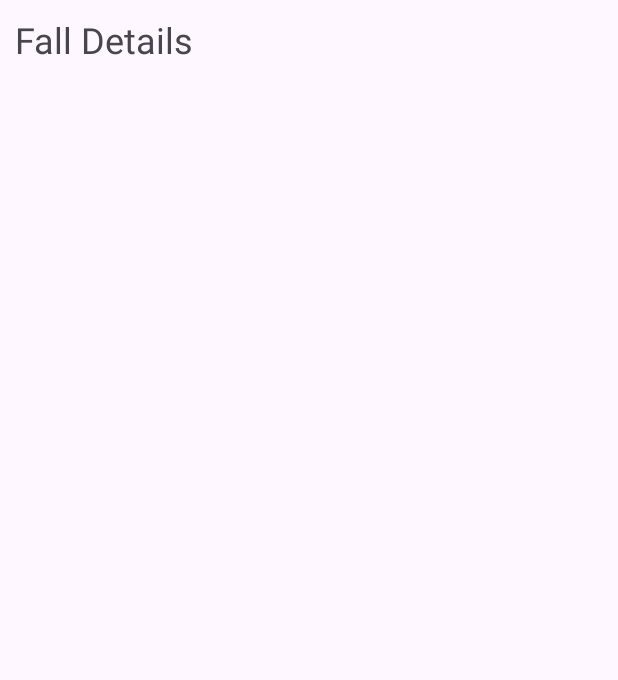
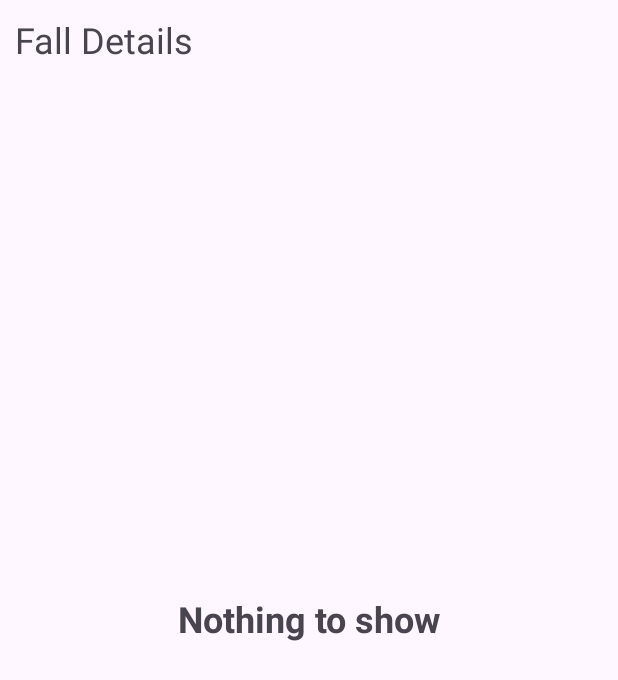
Before and after one commit to zeeshantaj/Fall_Shake_Detect, an Android app: the screen it shows after launch (Details_Activity), after a tap on "Fall History", on a phone screen of 412 x 824 dp. Shown: the top 680 px of the screen. Run offline under Robolectric (Android 15) with nearby library versions, the phone set to English and light mode, and no system bars.

Commit message:
Database feature commit

```diff
--- a/app/src/main/res/layout/fragment_history_.xml
+++ b/app/src/main/res/layout/fragment_history_.xml
@@ -11,13 +11,23 @@
         android:layout_width="match_parent"
         android:layout_height="wrap_content"
         android:padding="10dp"
-        android:text="Fall Details"
+        android:text="@string/fall_details"
         android:textAlignment="viewStart"
         android:textSize="24sp"
         app:layout_constraintEnd_toEndOf="parent"
         app:layout_constraintStart_toStartOf="parent"
         app:layout_constraintTop_toTopOf="parent" />
-
+    <TextView
+        android:id="@+id/fallNothingShowTxt"
+        android:layout_width="wrap_content"
+        android:layout_height="wrap_content"
+        android:text="@string/nothing_to_show"
+        android:textSize="24sp"
+        android:textStyle="bold"
+        app:layout_constraintBottom_toBottomOf="parent"
+        app:layout_constraintEnd_toEndOf="parent"
+        app:layout_constraintStart_toStartOf="parent"
+        app:layout_constraintTop_toTopOf="parent" />
     <androidx.recyclerview.widget.RecyclerView
         android:id="@+id/fallRecyclerView"
         android:layout_width="match_parent"
--- a/app/src/main/res/layout/fragment_shake_.xml
+++ b/app/src/main/res/layout/fragment_shake_.xml
@@ -12,7 +12,7 @@
         android:layout_width="match_parent"
         android:layout_height="wrap_content"
         android:padding="10dp"
-        android:text="Shake Details"
+        android:text="@string/shake_details"
         android:textAlignment="viewStart"
         android:textSize="24sp"
         app:layout_constraintEnd_toEndOf="parent"
@@ -23,7 +23,7 @@
         android:id="@+id/shakeNothingShowTxt"
         android:layout_width="wrap_content"
         android:layout_height="wrap_content"
-        android:text="Nothing to show"
+        android:text="@string/nothing_to_show"
         android:textSize="24sp"
         android:textStyle="bold"
         app:layout_constraintBottom_toBottomOf="parent"
--- a/app/src/main/res/values/strings.xml
+++ b/app/src/main/res/values/strings.xml
@@ -2,4 +2,7 @@
     <string name="app_name">Shake_and_Fall_Check_App</string>
     <!-- TODO: Remove or change this placeholder text -->
     <string name="hello_blank_fragment">Hello blank fragment</string>
+    <string name="nothing_to_show">Nothing to show</string>
+    <string name="shake_details">Shake Details</string>
+    <string name="fall_details">Fall Details</string>
 </resources>
```
